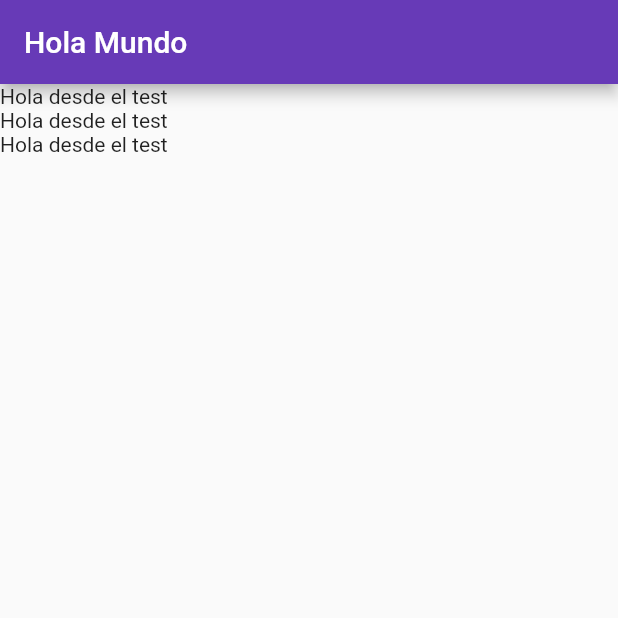
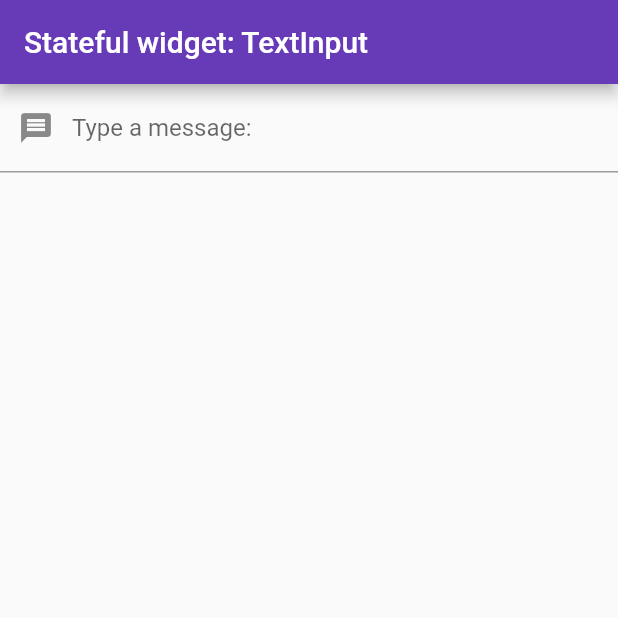
Before and after one commit to AlejoRMinetti/flutter-twt-tutorial, a Flutter app: the screen it shows after launch, on a phone screen of 412 x 824 dp, the top half of it. Run offline on Flutter 3.47's test engine with Material 2 defaults, Android fonts, the phone set to English and light mode, and no system bars.

Commit message:
Statefulwidget: TextInput

```diff
--- a/lib/main.dart
+++ b/lib/main.dart
@@ -24,18 +24,29 @@ class MyHomePage extends StatelessWidget {
   Widget build(BuildContext context) {
     return Scaffold(
       appBar: AppBar(
-        title: Text('Hola Mundo'),
+        title: Text('Stateful widget: TextInput')
       ),
-      body: Column(
-        children: [ TestWidget(), TestWidget(), TestWidget()],
-      ),
+      body: TextInputWidget()
     );
   }
 }
 
-class TestWidget extends StatelessWidget {
+
+// Responsable for taking construction arguments, etc
+class TextInputWidget extends StatefulWidget {
+  @override
+  _TextInputWidgetState createState() => _TextInputWidgetState();
+}
+
+// Resposable for render and handling each state
+class _TextInputWidgetState extends State<TextInputWidget> {
   @override
   Widget build(BuildContext context) {
-    return Text("Hola desde el test");
+    return TextField(
+      decoration: InputDecoration(
+        prefixIcon: Icon(Icons.message), labelText: "Type a message:"
+      ),
+
+    );
   }
 }
```
